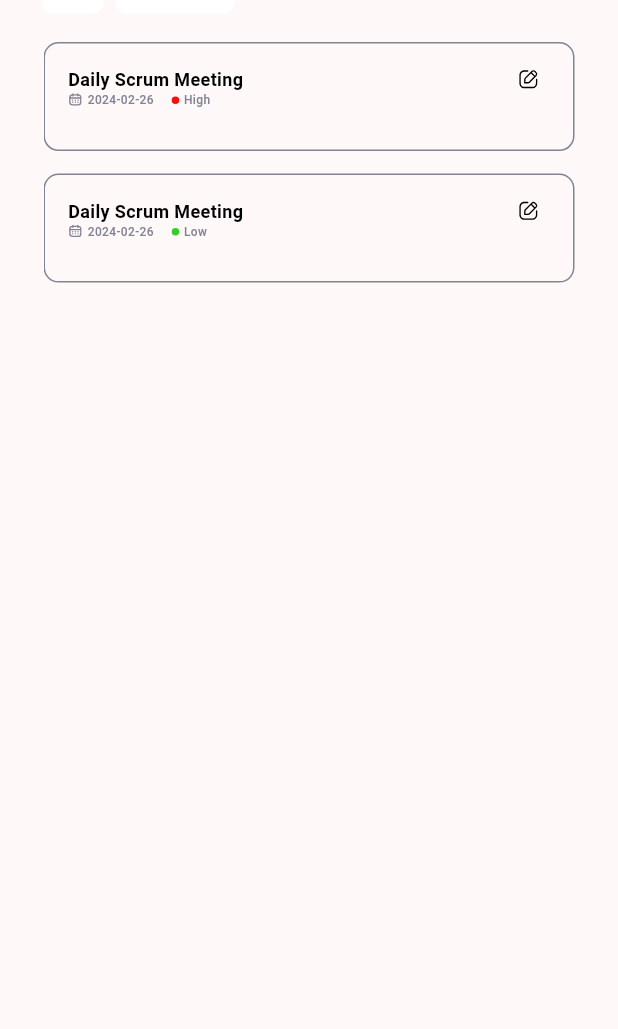
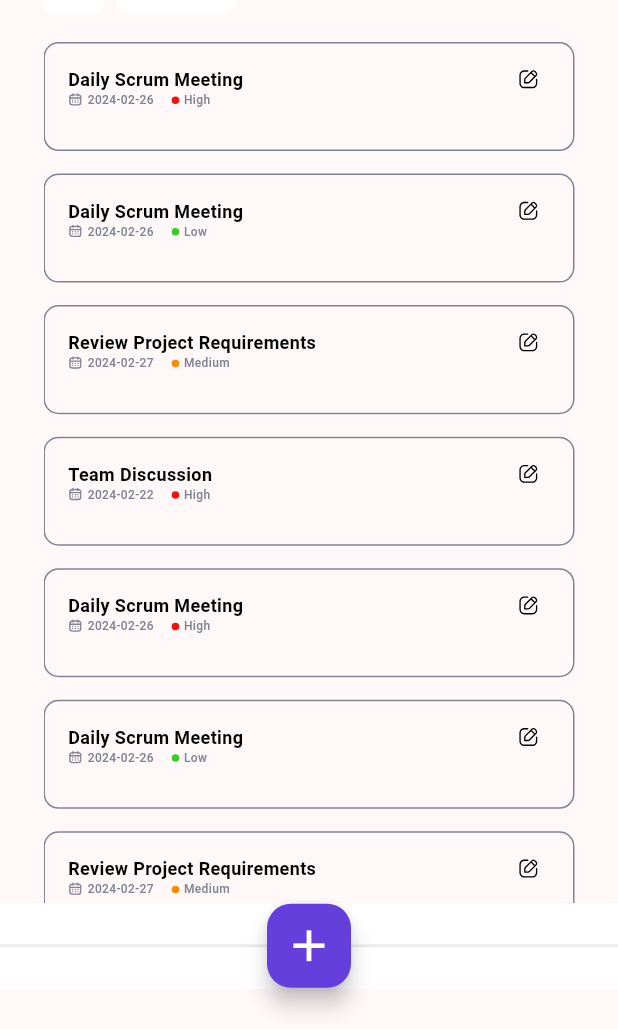
Before and after one commit to Madhushani-29/To-Do-App, a Flutter app: the screen it shows after launch, on a phone screen of 412 x 824 dp, the part 207-1236 px from its top. Run offline on Flutter 3.47's test engine with Material 3 defaults, Android fonts, the phone set to English and light mode, and no system bars; drawn by our look-alikes of buttons_tabbar, dropdown_button2; our stand-ins replace flutter_svg.

Commit message:
add button added

```diff
--- a/lib/core/constants/color.dart
+++ b/lib/core/constants/color.dart
@@ -44,7 +44,7 @@ class AppColors {
   static const Color buttonTextColor = Color(0xFF636578);
 
   //button icon color
-  static const Color buttonIconColor = Color(0xFF636578);
+  static const Color primaryButtonIconColor = Color(0xFF636578);
 
   //text field border color
   static const Color textFieldBorderColor = Color(0xFF828393);
@@ -61,6 +61,12 @@ class AppColors {
   // button background color
   static const Color primaryButtonBackgroundColor = Color(0xffffffff);
 
-  // bottom navigation bar top border color
-  static const Color bottomVacBarTopBorderColor = Color(0x80d9d9d9);
+  // divider color
+  static const Color dividerColor = Color(0x80d9d9d9);
+
+  // button icon color-white
+  static const Color secondaryButtonIconColor = Color(0xffffffff);
+
+  // button background color-purple
+  static const Color secondaryButtonBackgroundColor = Color(0xff643FDB);
 }
--- a/lib/src/task/presentation/screens/home-screen.dart
+++ b/lib/src/task/presentation/screens/home-screen.dart
@@ -1,6 +1,8 @@
 import 'package:dropdown_button2/dropdown_button2.dart';
+import 'package:flutter/cupertino.dart';
 import 'package:flutter/material.dart';
 import 'package:buttons_tabbar/buttons_tabbar.dart';
+import 'package:flutter/widgets.dart';
 import 'package:todo/core/constants/color.dart';
 import 'package:todo/core/constants/strings.dart';
 import 'package:todo/src/task/presentation/widgets/home-appbar.dart';
@@ -15,6 +17,90 @@ class HomeScreen extends StatefulWidget {
 
 class _HomeScreenState extends State<HomeScreen> {
   final List<Map<String, dynamic>> data = [
+    {
+      'taskID': '1',
+      'title': 'Daily Scrum Meeting',
+      'date': '2024-02-26',
+      'priority': 'High',
+      "status": "completed"
+    },
+    {
+      'taskID': '2',
+      'title': 'Daily Scrum Meeting',
+      'date': '2024-02-26',
+      'priority': 'Low',
+      "status": "pending"
+    },
+    {
+      'taskID': '3',
+      'title': 'Review Project Requirements',
+      'date': '2024-02-27',
+      'priority': 'Medium',
+      "status": "completed"
+    },
+    {
+      'taskID': '4',
+      'title': 'Team Discussion',
+      'date': '2024-02-22',
+      'priority': 'High',
+      "status": "pending"
+    },
+    {
+      'taskID': '1',
+      'title': 'Daily Scrum Meeting',
+      'date': '2024-02-26',
+      'priority': 'High',
+      "status": "completed"
+    },
+    {
+      'taskID': '2',
+      'title': 'Daily Scrum Meeting',
+      'date': '2024-02-26',
+      'priority': 'Low',
+      "status": "pending"
+    },
+    {
+      'taskID': '3',
+      'title': 'Review Project Requirements',
+      'date': '2024-02-27',
+      'priority': 'Medium',
+      "status": "completed"
+    },
+    {
+      'taskID': '4',
+      'title': 'Team Discussion',
+      'date': '2024-02-22',
+      'priority': 'High',
+      "status": "pending"
+    },
+    {
+      'taskID': '1',
+      'title': 'Daily Scrum Meeting',
+      'date': '2024-02-26',
+      'priority': 'High',
+      "status": "completed"
+    },
+    {
+      'taskID': '2',
+      'title': 'Daily Scrum Meeting',
+      'date': '2024-02-26',
+      'priority': 'Low',
+      "status": "pending"
+    },
+    {
+      'taskID': '3',
+      'title': 'Review Project Requirements',
+      'date': '2024-02-27',
+      'priority': 'Medium',
+      "status": "completed"
+    },
+    {
+      'taskID': '4',
+      'title': 'Team Discussion',
+      'date': '2024-02-22',
+      'priority': 'High',
+      "status": "pending"
+    },
     {
       'taskID': '1',
       'title': 'Daily Scrum Meeting',
@@ -124,8 +210,8 @@ class _HomeScreenState extends State<HomeScreen> {
                           Icons.arrow_drop_down_sharp,
                         ),
                         iconSize: 12,
-                        iconEnabledColor: AppColors.buttonIconColor,
-                        iconDisabledColor: AppColors.buttonIconColor,
+                        iconEnabledColor: AppColors.primaryButtonIconColor,
+                        iconDisabledColor: AppColors.primaryButtonIconColor,
                       ),
                       dropdownStyleData: DropdownStyleData(
                         maxHeight: 150,
@@ -167,7 +253,7 @@ class _HomeScreenState extends State<HomeScreen> {
                       icon: const Icon(
                         Icons.calendar_month_outlined,
                         size: 12,
-                        color: AppColors.buttonIconColor,
+                        color: AppColors.primaryButtonIconColor,
                       ),
                       label: const Text(
                         AppStrings.dateFilterButtonText,
@@ -221,7 +307,7 @@ class _HomeScreenState extends State<HomeScreen> {
                 padding: const EdgeInsets.only(left: 29, right: 29, top: 15),
                 child: SizedBox(
                   width: double.infinity,
-                  height: MediaQuery.of(context).size.height - 320.5,
+                  height: MediaQuery.of(context).size.height - 250,
                   child: TabBarView(children: <Widget>[
                     ListView.builder(
                       itemCount: pendingTasks.length,
@@ -253,6 +339,35 @@ class _HomeScreenState extends State<HomeScreen> {
             ],
           ),
         ),
+        Container(
+          height: 57,
+          color: AppColors.primaryBackgroundColor,
+          width: double.infinity,
+          child: Stack(
+            children: [
+              const Padding(
+                padding: EdgeInsets.symmetric(vertical: 27.5),
+                child: Divider(
+                  thickness: 2,
+                  color: AppColors.dividerColor,
+                ),
+              ),
+              Center(
+                child: FloatingActionButton(
+                  backgroundColor: AppColors.secondaryButtonBackgroundColor,
+                  onPressed: () {
+                    // Add your onPressed code here!
+                  },
+                  child: const Icon(
+                    Icons.add,
+                    size: 35,
+                    color: AppColors.secondaryButtonIconColor,
+                  ),
+                ),
+              ),
+            ],
+          ),
+        ),
       ]),
     );
   }
```
